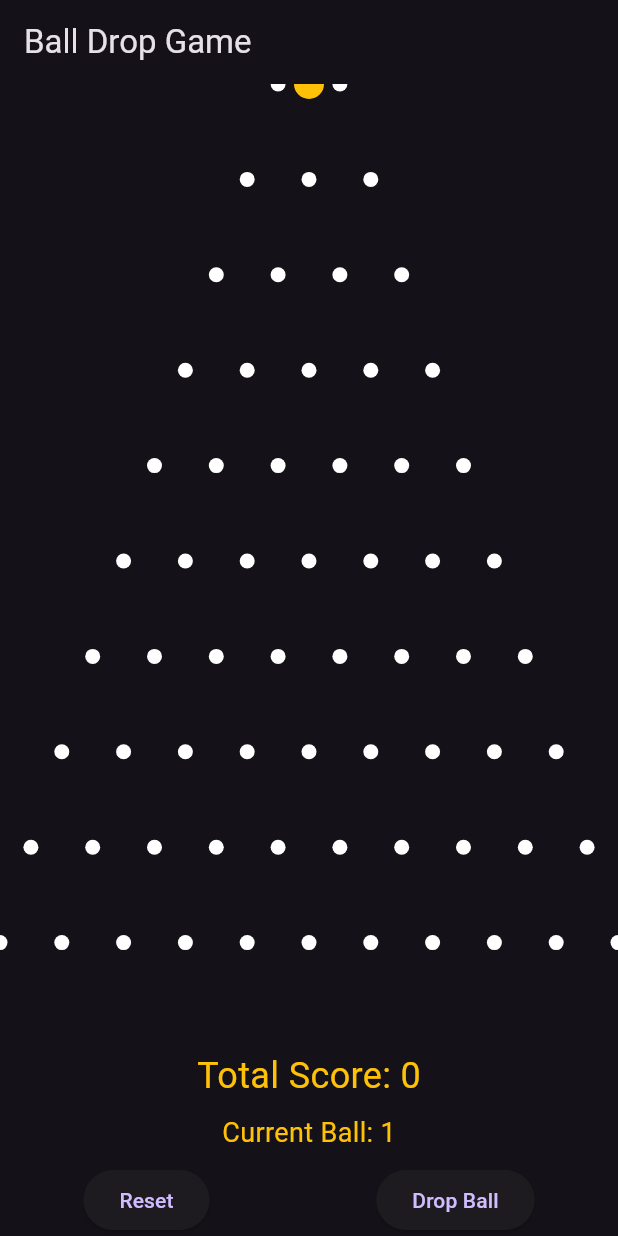
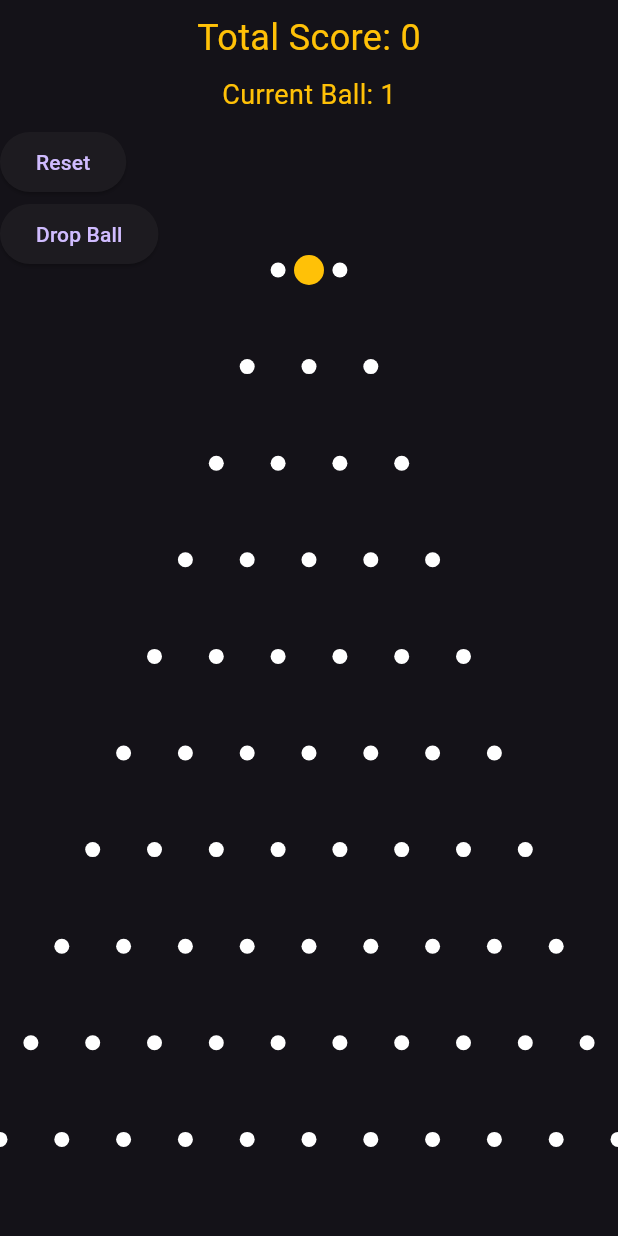
Before and after one commit to abhishekchauhan2204/droprush, a Flutter app: the screen it shows after launch, on a phone screen of 412 x 824 dp. Run offline on Flutter 3.47's test engine with Material 3 defaults, Android fonts, the phone set to English and light mode, and no system bars.

Commit message:
by abhishek

```diff
--- a/lib/control_buttons.dart
+++ b/lib/control_buttons.dart
@@ -5,8 +5,8 @@ import 'game_controller.dart';
 class ControlButtons extends StatelessWidget {
   @override
   Widget build(BuildContext context) {
-    return Row(
-      mainAxisAlignment: MainAxisAlignment.spaceAround,
+    return Container(width: double.infinity,
+      child: Column(crossAxisAlignment: CrossAxisAlignment.start,
         children: [
           ElevatedButton(
             onPressed: () {
@@ -23,6 +23,7 @@ class ControlButtons extends StatelessWidget {
             child: Text('Drop Ball'),
           ),
         ],
+      ),
     );
   }
 }
--- a/lib/main.dart
+++ b/lib/main.dart
@@ -18,15 +18,16 @@ class MyApp extends StatelessWidget {
         title: 'Ball Drop Game',
         theme: ThemeData.dark(),
         home: Scaffold(
-          appBar: AppBar(
-            title: Text('Ball Drop Game'),
-          ),
-          body: Column(
-            children: [
-              Expanded(child: GameBoard()),
-              ScoreDisplay(),
-              ControlButtons(),
-            ],
+
+          body: SafeArea(
+            child: Column(
+              children: [ ScoreDisplay(),
+                ControlButtons(),
+                Expanded(child:
+                GameBoard()),
+
+              ],
+            ),
           ),
         ),
       ),
```
Lines whose indentation alone changed are shown as unchanged.
